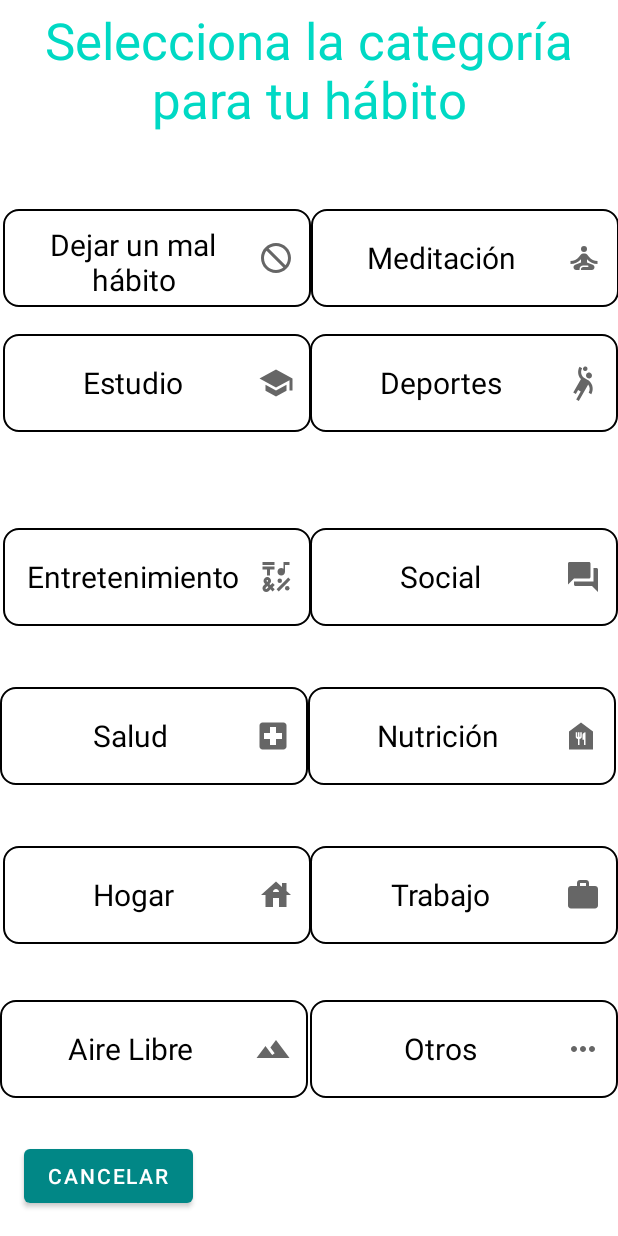
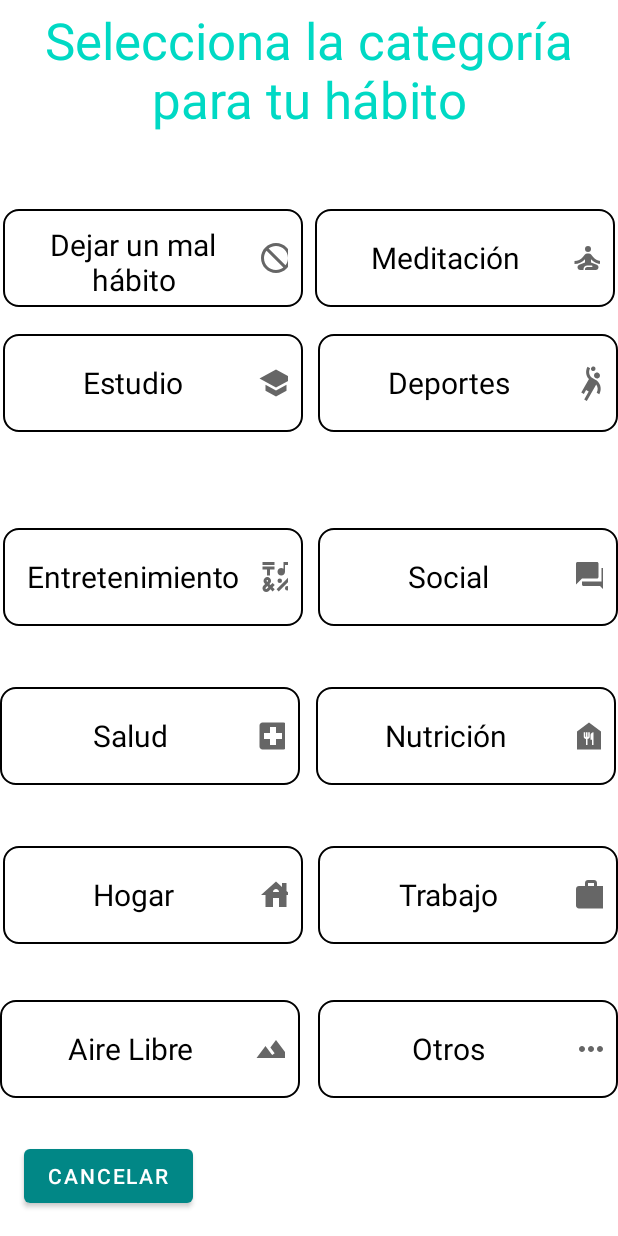
Before and after one commit to estefany-kari/HabitNow, an Android app: the CategoriasHabitos screen opened directly, with no data from a screen before it, on a phone screen of 412 x 824 dp. Run offline under Robolectric (Android 15) with nearby library versions, the phone set to English and light mode, and no system bars.

Commit message:
Define tu habito- interfaz

```diff
--- a/ProyectoG2/app/src/main/AndroidManifest.xml
+++ b/ProyectoG2/app/src/main/AndroidManifest.xml
@@ -9,7 +9,8 @@
         android:roundIcon="@mipmap/ic_launcher_round"
         android:supportsRtl="true"
         android:theme="@style/Theme.ProyectoG2">
-        <activity android:name=".CategoriasHabitos"></activity>
+        <activity android:name=".DefinirHabito"></activity>
+        <activity android:name=".CategoriasHabitos" />
         <activity android:name=".Inicio" />
         <activity android:name=".registrarUsuario" />
         <activity android:name=".CalendarioView" />
--- a/ProyectoG2/app/src/main/res/layout/activity_categorias_habitos.xml
+++ b/ProyectoG2/app/src/main/res/layout/activity_categorias_habitos.xml
@@ -7,7 +7,7 @@
     tools:context=".CategoriasHabitos">
 
     <LinearLayout
-        android:layout_width="205dp"
+        android:layout_width="200dp"
         android:layout_height="65dp"
         android:background="@drawable/estilo_borde"
         android:orientation="horizontal"
@@ -35,7 +35,7 @@
     </LinearLayout>
 
     <LinearLayout
-        android:layout_width="205dp"
+        android:layout_width="200dp"
         android:layout_height="65dp"
         android:background="@drawable/estilo_borde"
         android:orientation="horizontal"
@@ -64,7 +64,7 @@
 
     <LinearLayout
         android:id="@+id/linearLayout4"
-        android:layout_width="205dp"
+        android:layout_width="200dp"
         android:layout_height="65dp"
         android:background="@drawable/estilo_borde"
         android:orientation="horizontal"
@@ -93,7 +93,7 @@
 
     <LinearLayout
         android:id="@+id/linearLayout5"
-        android:layout_width="205dp"
+        android:layout_width="200dp"
         android:layout_height="65dp"
         android:background="@drawable/estilo_borde"
         android:orientation="horizontal"
@@ -122,7 +122,7 @@
 
     <LinearLayout
         android:id="@+id/linearLayout8"
-        android:layout_width="205dp"
+        android:layout_width="200dp"
         android:layout_height="65dp"
         android:background="@drawable/estilo_borde"
         android:orientation="horizontal"
@@ -152,7 +152,7 @@
 
     <LinearLayout
         android:id="@+id/linearLayout7"
-        android:layout_width="205dp"
+        android:layout_width="200dp"
         android:layout_height="65dp"
         android:background="@drawable/estilo_borde"
         android:orientation="horizontal"
@@ -183,7 +183,7 @@
 
     <LinearLayout
         android:id="@+id/linearLayout9"
-        android:layout_width="205dp"
+        android:layout_width="200dp"
         android:layout_height="65dp"
         android:background="@drawable/estilo_borde"
         android:orientation="horizontal"
@@ -212,7 +212,7 @@
 
     <LinearLayout
         android:id="@+id/linearLayout6"
-        android:layout_width="205dp"
+        android:layout_width="200dp"
         android:layout_height="65dp"
         android:background="@drawable/estilo_borde"
         android:orientation="horizontal"
@@ -241,7 +241,7 @@
 
     <LinearLayout
         android:id="@+id/linearLayout10"
-        android:layout_width="205dp"
+        android:layout_width="200dp"
         android:layout_height="65dp"
         android:background="@drawable/estilo_borde"
         android:orientation="horizontal"
@@ -270,7 +270,7 @@
 
     <LinearLayout
         android:id="@+id/linearLayout3"
-        android:layout_width="205dp"
+        android:layout_width="200dp"
         android:layout_height="65dp"
         android:background="@drawable/estilo_borde"
         android:orientation="horizontal"
@@ -300,13 +300,15 @@
 
     <LinearLayout
         android:id="@+id/linearLayout2"
-        android:layout_width="205dp"
+        android:layout_width="200dp"
         android:layout_height="65dp"
+        android:layout_marginStart="8dp"
         android:background="@drawable/estilo_borde"
         android:orientation="horizontal"
         app:layout_constraintBottom_toBottomOf="@+id/linearLayout"
         app:layout_constraintStart_toEndOf="@+id/linearLayout"
-        app:layout_constraintTop_toTopOf="@+id/linearLayout">
+        app:layout_constraintTop_toTopOf="@+id/linearLayout"
+        app:layout_constraintVertical_bias="0.0">
 
         <TextView
             android:layout_width="154dp"
@@ -326,7 +328,7 @@
 
     <LinearLayout
         android:id="@+id/linearLayout"
-        android:layout_width="205dp"
+        android:layout_width="200dp"
         android:layout_height="65dp"
         android:background="@drawable/estilo_borde"
         android:orientation="horizontal"
```
Also changed, not shown: ProyectoG2/app/src/main/java/com/example/proyectog2/DefinirHabito.kt (added, +11 -0 lines), ProyectoG2/app/src/main/res/layout/activity_definir_habito.xml (added, +9 -0 lines).
